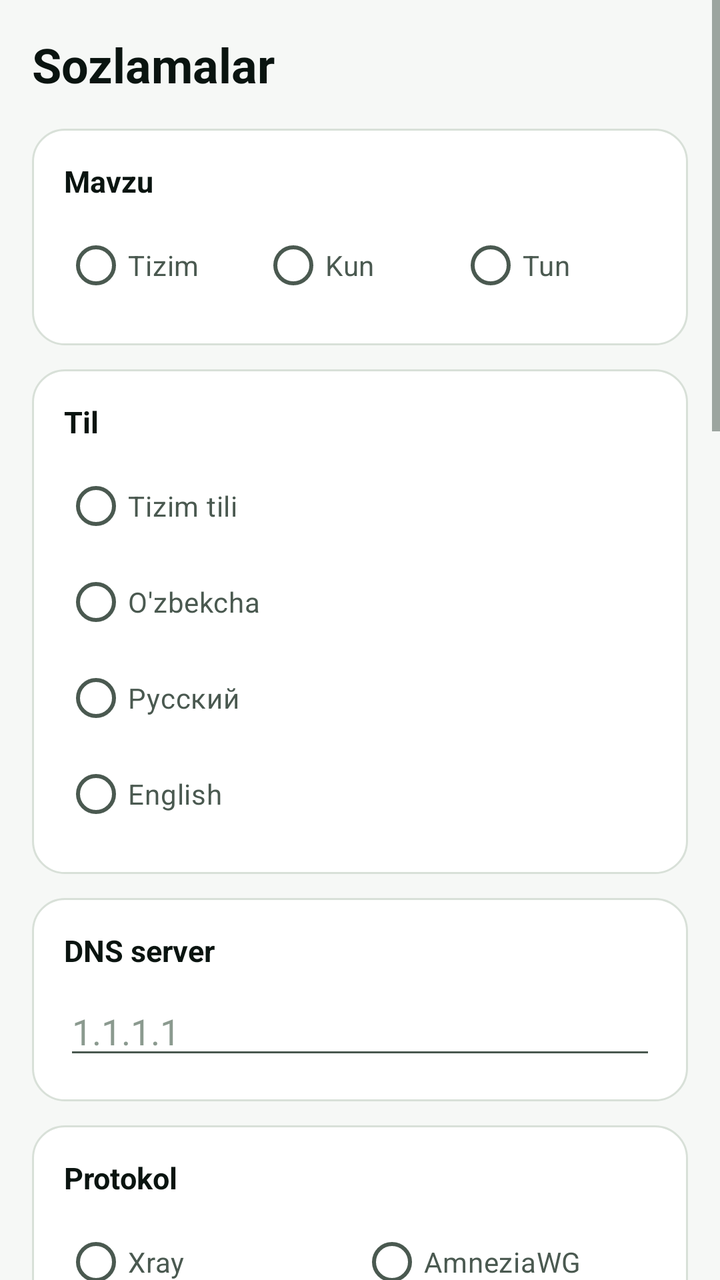
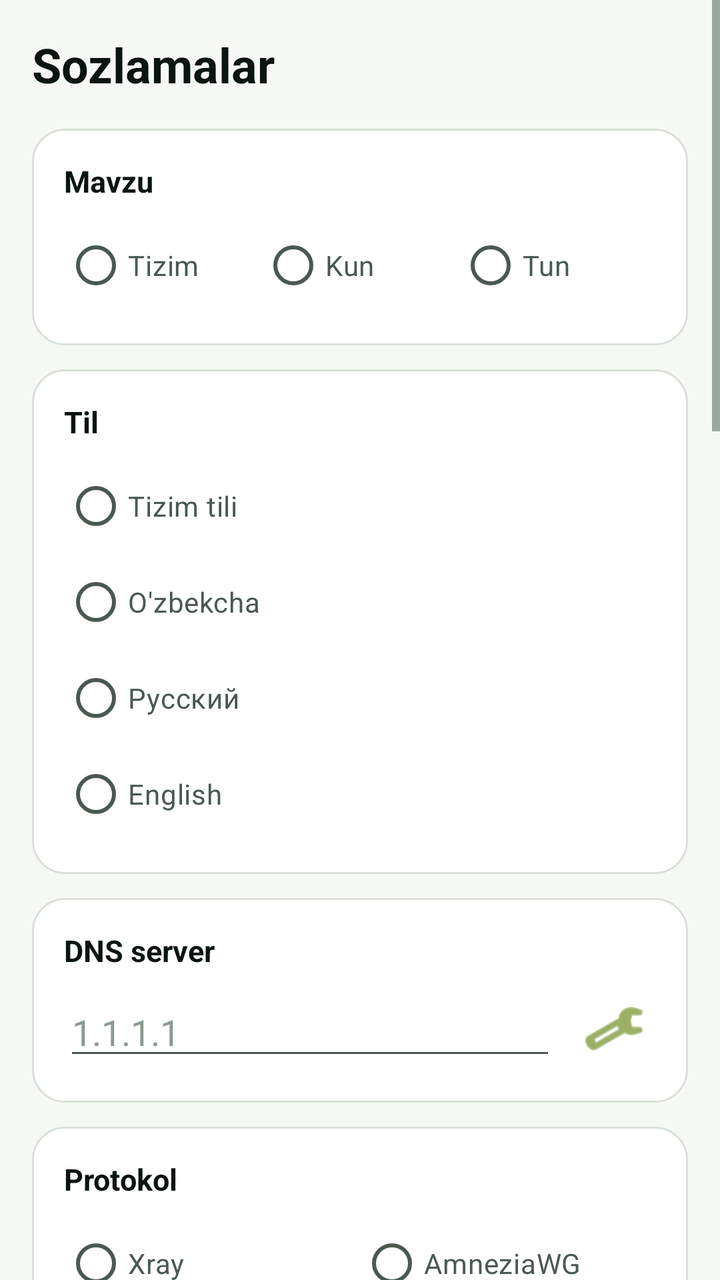

Screens rendered from an Android XML layout before and after an edit, with the pre-edit source and the edit as a unified diff.
<!-- AndroidManifest.xml: application theme Theme.NurVPN -->
<!-- res/layout/fragment_settings.xml -->
<?xml version="1.0" encoding="utf-8"?>
<ScrollView xmlns:android="http://schemas.android.com/apk/res/android"
    android:layout_width="match_parent"
    android:layout_height="match_parent"
    android:background="@color/bg"
    android:fillViewport="true">

    <LinearLayout
        android:layout_width="match_parent"
        android:layout_height="wrap_content"
        android:orientation="vertical"
        android:padding="16dp">

        <TextView
            android:layout_width="match_parent"
            android:layout_height="wrap_content"
            android:text="@string/settings_title"
            android:textColor="@color/text_primary"
            android:textSize="24sp"
            android:textStyle="bold"
            android:layout_marginBottom="16dp"/>

        <LinearLayout
            android:layout_width="match_parent"
            android:layout_height="wrap_content"
            android:orientation="vertical"
            android:background="@drawable/setting_card_bg"
            android:padding="16dp"
            android:layout_marginBottom="12dp">
            <TextView
                android:layout_width="match_parent"
                android:layout_height="wrap_content"
                android:text="@string/settings_theme"
                android:textColor="@color/text_primary"
                android:textSize="15sp"
                android:textStyle="bold"/>
            <RadioGroup
                android:id="@+id/theme_group"
                android:layout_width="match_parent"
                android:layout_height="wrap_content"
                android:orientation="horizontal"
                android:layout_marginTop="8dp">
                <RadioButton
                    android:id="@+id/theme_system"
                    android:layout_width="0dp"
                    android:layout_height="wrap_content"
                    android:layout_weight="1"
                    android:text="@string/theme_system"
                    android:textColor="@color/text_secondary"/>
                <RadioButton
                    android:id="@+id/theme_light"
                    android:layout_width="0dp"
                    android:layout_height="wrap_content"
                    android:layout_weight="1"
                    android:text="@string/theme_light"
                    android:textColor="@color/text_secondary"/>
                <RadioButton
                    android:id="@+id/theme_dark"
                    android:layout_width="0dp"
                    android:layout_height="wrap_content"
                    android:layout_weight="1"
                    android:text="@string/theme_dark"
                    android:textColor="@color/text_secondary"/>
            </RadioGroup>
        </LinearLayout>

        <LinearLayout
            android:layout_width="match_parent"
            android:layout_height="wrap_content"
            android:orientation="vertical"
            android:background="@drawable/setting_card_bg"
            android:padding="16dp"
            android:layout_marginBottom="12dp">
            <TextView
                android:layout_width="match_parent"
                android:layout_height="wrap_content"
                android:text="@string/settings_language"
                android:textColor="@color/text_primary"
                android:textSize="15sp"
                android:textStyle="bold"/>
            <RadioGroup
                android:id="@+id/lang_group"
                android:layout_width="match_parent"
                android:layout_height="wrap_content"
                android:orientation="vertical"
                android:layout_marginTop="8dp">
                <RadioButton
                    android:id="@+id/lang_system"
                    android:layout_width="match_parent"
                    android:layout_height="wrap_content"
                    android:text="@string/lang_system"
                    android:textColor="@color/text_secondary"/>
                <RadioButton
                    android:id="@+id/lang_uz"
                    android:layout_width="match_parent"
                    android:layout_height="wrap_content"
                    android:text="@string/lang_uz"
                    android:textColor="@color/text_secondary"/>
                <RadioButton
                    android:id="@+id/lang_ru"
                    android:layout_width="match_parent"
                    android:layout_height="wrap_content"
                    android:text="@string/lang_ru"
                    android:textColor="@color/text_secondary"/>
                <RadioButton
                    android:id="@+id/lang_en"
                    android:layout_width="match_parent"
                    android:layout_height="wrap_content"
                    android:text="@string/lang_en"
                    android:textColor="@color/text_secondary"/>
            </RadioGroup>
        </LinearLayout>

        <LinearLayout
            android:layout_width="match_parent"
            android:layout_height="wrap_content"
            android:orientation="vertical"
            android:background="@drawable/setting_card_bg"
            android:padding="16dp"
            android:layout_marginBottom="12dp">
            <TextView
                android:layout_width="match_parent"
                android:layout_height="wrap_content"
                android:text="@string/settings_dns"
                android:textColor="@color/text_primary"
                android:textSize="15sp"
                android:textStyle="bold"/>
            <EditText
                android:id="@+id/dns_input"
                android:layout_width="match_parent"
                android:layout_height="wrap_content"
                android:layout_marginTop="8dp"
                android:hint="1.1.1.1"
                android:inputType="text"
                android:textColor="@color/text_primary"
                android:textColorHint="@color/text_tertiary"/>
        </LinearLayout>

        <LinearLayout
            android:layout_width="match_parent"
            android:layout_height="wrap_content"
            android:orientation="vertical"
            android:background="@drawable/setting_card_bg"
            android:padding="16dp"
            android:layout_marginBottom="12dp">
            <TextView
                android:layout_width="match_parent"
                android:layout_height="wrap_content"
                android:text="@string/settings_protocol"
                android:textColor="@color/text_primary"
                android:textSize="15sp"
                android:textStyle="bold"/>
            <RadioGroup
                android:id="@+id/proto_group"
                android:layout_width="match_parent"
                android:layout_height="wrap_content"
                android:orientation="horizontal"
                android:layout_marginTop="8dp">
                <RadioButton
                    android:id="@+id/proto_xray"
                    android:layout_width="0dp"
                    android:layout_height="wrap_content"
                    android:layout_weight="1"
                    android:text="@string/proto_xray"
                    android:textColor="@color/text_secondary"/>
                <RadioButton
                    android:id="@+id/proto_awg"
                    android:layout_width="0dp"
                    android:layout_height="wrap_content"
                    android:layout_weight="1"
                    android:text="@string/proto_amneziawg"
                    android:textColor="@color/text_secondary"/>
            </RadioGroup>
        </LinearLayout>

        <LinearLayout
            android:layout_width="match_parent"
            android:layout_height="wrap_content"
            android:orientation="vertical"
            android:background="@drawable/setting_card_bg"
            android:padding="16dp"
            android:layout_marginBottom="12dp">
            <TextView
                android:layout_width="match_parent"
                android:layout_height="wrap_content"
                android:text="@string/settings_split"
                android:textColor="@color/text_primary"
                android:textSize="15sp"
                android:textStyle="bold"/>
            <TextView
                android:layout_width="match_parent"
                android:layout_height="wrap_content"
                android:layout_marginTop="2dp"
                android:text="@string/settings_split_desc"
                android:textColor="@color/text_tertiary"
                android:textSize="12sp"/>
            <RadioGroup
                android:id="@+id/split_mode_group"
                android:layout_width="match_parent"
                android:layout_height="wrap_content"
                android:orientation="vertical"
                android:layout_marginTop="8dp">
                <RadioButton
                    android:id="@+id/split_all"
                    android:layout_width="match_parent"
                    android:layout_height="wrap_content"
                    android:text="@string/split_all"
                    android:textColor="@color/text_secondary"/>
                <RadioButton
                    android:id="@+id/split_whitelist"
                    android:layout_width="match_parent"
                    android:layout_height="wrap_content"
                    android:text="@string/split_whitelist"
                    android:textColor="@color/text_secondary"/>
                <RadioButton
                    android:id="@+id/split_blacklist"
                    android:layout_width="match_parent"
                    android:layout_height="wrap_content"
                    android:text="@string/split_blacklist"
                    android:textColor="@color/text_secondary"/>
            </RadioGroup>
            <Button
                android:id="@+id/split_select_btn"
                android:layout_width="match_parent"
                android:layout_height="wrap_content"
                android:layout_marginTop="8dp"
                android:text="@string/split_select_apps"/>
        </LinearLayout>

        <LinearLayout
            android:layout_width="match_parent"
            android:layout_height="wrap_content"
            android:orientation="vertical"
            android:background="@drawable/setting_card_bg"
            android:padding="16dp"
            android:layout_marginBottom="12dp">
            <TextView
                android:layout_width="match_parent"
                android:layout_height="wrap_content"
                android:text="@string/settings_security"
                android:textColor="@color/text_primary"
                android:textSize="15sp"
                android:textStyle="bold"/>
            <LinearLayout
                android:layout_width="match_parent"
                android:layout_height="wrap_content"
                android:orientation="horizontal"
                android:layout_marginTop="12dp"
                android:gravity="center_vertical">
                <LinearLayout
                    android:layout_width="0dp"
                    android:layout_height="wrap_content"
                    android:layout_weight="1"
                    android:orientation="vertical">
                    <TextView
                        android:layout_width="match_parent"
                        android:layout_height="wrap_content"
                        android:text="@string/settings_ipv6"
                        android:textColor="@color/text_primary"
                        android:textSize="14sp"
                        android:textStyle="bold"/>
                    <TextView
                        android:layout_width="match_parent"
                        android:layout_height="wrap_content"
                        android:text="@string/settings_ipv6_desc"
                        android:textColor="@color/text_tertiary"
                        android:textSize="11sp"/>
                </LinearLayout>
                <com.google.android.material.materialswitch.MaterialSwitch
                    android:id="@+id/ipv6_switch"
                    android:layout_width="wrap_content"
                    android:layout_height="wrap_content"/>
            </LinearLayout>
            <LinearLayout
                android:layout_width="match_parent"
                android:layout_height="wrap_content"
                android:orientation="horizontal"
                android:layout_marginTop="12dp"
                android:gravity="center_vertical">
                <LinearLayout
                    android:layout_width="0dp"
                    android:layout_height="wrap_content"
                    android:layout_weight="1"
                    android:orientation="vertical">
                    <TextView
                        android:layout_width="match_parent"
                        android:layout_height="wrap_content"
                        android:text="@string/settings_dns_leak"
                        android:textColor="@color/text_primary"
                        android:textSize="14sp"
                        android:textStyle="bold"/>
                    <TextView
                        android:layout_width="match_parent"
                        android:layout_height="wrap_content"
                        android:text="@string/settings_dns_leak_desc"
                        android:textColor="@color/text_tertiary"
                        android:textSize="11sp"/>
                </LinearLayout>
                <com.google.android.material.materialswitch.MaterialSwitch
                    android:id="@+id/dns_leak_switch"
                    android:layout_width="wrap_content"
                    android:layout_height="wrap_content"/>
            </LinearLayout>
            <Button
                android:id="@+id/leak_test_btn"
                android:layout_width="match_parent"
                android:layout_height="wrap_content"
                android:layout_marginTop="12dp"
                android:text="@string/settings_leak_test"/>
            <LinearLayout
                android:id="@+id/leak_result"
                android:layout_width="match_parent"
                android:layout_height="wrap_content"
                android:orientation="vertical"
                android:layout_marginTop="8dp"
                android:visibility="gone"
                android:background="@drawable/item_bg"
                android:padding="12dp">
                <TextView
                    android:id="@+id/leak_ipv4"
                    android:layout_width="match_parent"
                    android:layout_height="wrap_content"
                    android:textColor="@color/text_primary"
                    android:textSize="12sp"/>
                <TextView
                    android:id="@+id/leak_ipv6"
                    android:layout_width="match_parent"
                    android:layout_height="wrap_content"
                    android:layout_marginTop="4dp"
                    android:textColor="@color/text_primary"
                    android:textSize="12sp"/>
                <TextView
                    android:id="@+id/leak_dns"
                    android:layout_width="match_parent"
                    android:layout_height="wrap_content"
                    android:layout_marginTop="4dp"
                    android:textColor="@color/text_primary"
                    android:textSize="12sp"/>
            </LinearLayout>
        </LinearLayout>

        <LinearLayout
            android:layout_width="match_parent"
            android:layout_height="wrap_content"
            android:orientation="vertical"
            android:background="@drawable/setting_card_bg"
            android:padding="16dp"
            android:layout_marginBottom="12dp">
            <TextView
                android:layout_width="match_parent"
                android:layout_height="wrap_content"
                android:text="@string/awg_edit_title"
                android:textColor="@color/text_primary"
                android:textSize="15sp"
                android:textStyle="bold"/>
            <TextView
                android:layout_width="match_parent"
                android:layout_height="wrap_content"
                android:layout_marginTop="2dp"
                android:text="@string/awg_preset_hint"
                android:textColor="@color/text_tertiary"
                android:textSize="12sp"/>
            <Button
                android:id="@+id/awg_editor_btn"
                android:layout_width="match_parent"
                android:layout_height="wrap_content"
                android:layout_marginTop="8dp"
                android:text="@string/editor_edit"/>
        </LinearLayout>

        
        <LinearLayout
            android:layout_width="match_parent"
            android:layout_height="wrap_content"
            android:orientation="vertical"
            android:background="@drawable/bg_card"
            android:padding="14dp"
            android:layout_marginTop="10dp">

            <TextView
                android:layout_width="match_parent"
                android:layout_height="wrap_content"
                android:text="@string/settings_dedup_title"
                android:textColor="@color/text_primary"
                android:textSize="15sp"
                android:textStyle="bold"/>

            <TextView
                android:layout_width="match_parent"
                android:layout_height="wrap_content"
                android:layout_marginTop="2dp"
                android:text="@string/settings_dedup_desc"
                android:textColor="@color/text_tertiary"
                android:textSize="12sp"/>

            <Button
                android:id="@+id/dedup_btn"
                android:layout_width="match_parent"
                android:layout_height="wrap_content"
                android:layout_marginTop="10dp"
                android:text="@string/settings_dedup_btn"/>
        </LinearLayout>


        <LinearLayout
            android:layout_width="match_parent"
            android:layout_height="wrap_content"
            android:orientation="horizontal"
            android:background="@drawable/setting_card_bg"
            android:padding="16dp"
            android:layout_marginBottom="12dp"
            android:gravity="center_vertical">
            <LinearLayout
                android:layout_width="0dp"
                android:layout_height="wrap_content"
                android:layout_weight="1"
                android:orientation="vertical">
                <TextView
                    android:layout_width="match_parent"
                    android:layout_height="wrap_content"
                    android:text="@string/settings_kill_switch"
                    android:textColor="@color/text_primary"
                    android:textSize="15sp"
                    android:textStyle="bold"/>
                <TextView
                    android:layout_width="match_parent"
                    android:layout_height="wrap_content"
                    android:layout_marginTop="2dp"
                    android:text="@string/settings_kill_switch_desc"
                    android:textColor="@color/text_tertiary"
                    android:textSize="12sp"/>
            </LinearLayout>
            <com.google.android.material.materialswitch.MaterialSwitch
                android:id="@+id/kill_switch"
                android:layout_width="wrap_content"
                android:layout_height="wrap_content"/>
        </LinearLayout>

        <LinearLayout
            android:layout_width="match_parent"
            android:layout_height="wrap_content"
            android:orientation="vertical"
            android:background="@drawable/setting_card_bg"
            android:padding="16dp"
            android:layout_marginBottom="12dp">
            <TextView
                android:layout_width="match_parent"
                android:layout_height="wrap_content"
                android:text="@string/ai_learning"
                android:textColor="@color/text_primary"
                android:textSize="15sp"
                android:textStyle="bold"/>
            <LinearLayout
                android:layout_width="match_parent"
                android:layout_height="wrap_content"
                android:orientation="horizontal"
                android:layout_marginTop="8dp">
                <Button
                    android:id="@+id/ai_reset"
                    android:layout_width="0dp"
                    android:layout_height="wrap_content"
                    android:layout_weight="1"
                    android:layout_marginEnd="6dp"
                    android:text="@string/settings_ai_reset"
                    android:textSize="12sp"/>
                <Button
                    android:id="@+id/ai_export"
                    android:layout_width="0dp"
                    android:layout_height="wrap_content"
                    android:layout_weight="1"
                    android:layout_marginStart="6dp"
                    android:text="@string/settings_ai_export"
                    android:textSize="12sp"/>
            </LinearLayout>
        </LinearLayout>

        <LinearLayout
            android:layout_width="match_parent"
            android:layout_height="wrap_content"
            android:orientation="vertical"
            android:background="@drawable/setting_card_bg"
            android:padding="16dp">
            <TextView
                android:layout_width="match_parent"
                android:layout_height="wrap_content"
                android:text="@string/settings_about"
                android:textColor="@color/text_primary"
                android:textSize="15sp"
                android:textStyle="bold"/>
            <TextView
                android:id="@+id/about_version"
                android:layout_width="match_parent"
                android:layout_height="wrap_content"
                android:layout_marginTop="6dp"
                android:text="@string/settings_version"
                android:textColor="@color/text_secondary"
                android:textSize="13sp"/>
        </LinearLayout>
            
        <LinearLayout
            android:layout_width="match_parent"
            android:layout_height="wrap_content"
            android:orientation="vertical"
            android:background="@drawable/setting_card_bg"
            android:padding="16dp"
            android:layout_marginBottom="12dp">

            <TextView
                android:layout_width="match_parent"
                android:layout_height="wrap_content"
                android:text="@string/settings_open_sources"
                android:textColor="@color/text_primary"
                android:textSize="15sp"
                android:textStyle="bold"/>

            <TextView
                android:layout_width="match_parent"
                android:layout_height="wrap_content"
                android:text="@string/open_source_hint"
                android:textColor="@color/text_secondary"
                android:textSize="12sp"
                android:layout_marginTop="4dp"
                android:layout_marginBottom="4dp"/>

            <LinearLayout
                android:id="@+id/open_source_container"
                android:layout_width="match_parent"
                android:layout_height="wrap_content"
                android:orientation="vertical"/>
        </LinearLayout>

</LinearLayout>
</ScrollView>
<!-- resources referenced by this layout -->
<resources>
  <color name="bg">#FFF6F8F6</color>
  <color name="text_primary">#FF0A1410</color>
  <color name="text_secondary">#FF4A5950</color>
  <color name="text_tertiary">#FF8B9A8F</color>
  <!-- drawable item_bg (drawable) -->
  <?xml version="1.0" encoding="utf-8"?>
  <shape xmlns:android="http://schemas.android.com/apk/res/android"
      android:shape="rectangle">
      <solid android:color="@color/card_bg"/>
      <stroke android:width="1dp" android:color="@color/card_border"/>
      <corners android:radius="12dp"/>
  </shape>
  <string name="ai_learning">AI Learning</string>
  <string name="awg_edit_title">AWG config tahrirlash</string>
  <string name="awg_preset_hint">Port, Jc, MTU (Beeline uchun)</string>
  <string name="editor_edit">Tahrirlash</string>
  <string name="lang_en">English</string>
  <string name="lang_ru">Русский</string>
  <string name="lang_system">Tizim tili</string>
  <string name="lang_uz">O\'zbekcha</string>
  <string name="open_source_hint">Quyidagi bepul obunalardan birini yoqing — serverlar avtomatik yuklanadi.</string>
  <string name="proto_amneziawg">AmneziaWG</string>
  <string name="proto_xray">Xray</string>
  <string name="settings_about">Ilova haqida</string>
  <string name="settings_ai_export">AI eksport</string>
  <string name="settings_ai_reset">AI reset</string>
  <string name="settings_dedup_btn">Tozalash</string>
  <string name="settings_dedup_desc">Bir xil serverlarni o\'chirish</string>
  <string name="settings_dedup_title">Dublikatlarni tozalash</string>
  <string name="settings_dns">DNS server</string>
  <string name="settings_dns_leak">DNS leak himoyasi</string>
  <string name="settings_dns_leak_desc">DNS faqat VPN orqali</string>
  <string name="settings_ipv6">IPv6 bloklash</string>
  <string name="settings_ipv6_desc">IPv6 sizishini oldini oladi</string>
  <string name="settings_kill_switch">Kill Switch</string>
  <string name="settings_kill_switch_desc">VPN uzilsa internet o\'chadi</string>
  <string name="settings_language">Til</string>
  <string name="settings_leak_test">Tekshirish</string>
  <string name="settings_open_sources">Ochiq manbalar</string>
  <string name="settings_protocol">Protokol</string>
  <string name="settings_security">🔒 Xavfsizlik</string>
  <string name="settings_split">Split tunneling</string>
  <string name="settings_split_desc">Qaysi ilovalar VPN orqali ishlaydi</string>
  <string name="settings_theme">Mavzu</string>
  <string name="settings_title">Sozlamalar</string>
  <string name="settings_version">Versiya</string>
  <string name="split_all">Barcha ilovalar (VPN)</string>
  <string name="split_blacklist">Tanlanganlardan boshqa</string>
  <string name="split_select_apps">Ilovalarni tanlash</string>
  <string name="split_whitelist">Faqat tanlanganlar</string>
  <string name="theme_dark">Tun</string>
  <string name="theme_light">Kun</string>
  <string name="theme_system">Tizim</string>
  <color name="card_bg">#FFFFFFFF</color>
  <color name="card_border">#FFD8E0D8</color>
  <color name="accent">#FF5A7A00</color>
  <color name="on_accent">#FFFFFFFF</color>
  <color name="accent_dim">#FF8FA820</color>
  <color name="surface_variant">#FFEDF3ED</color>
  <color name="divider">#FFD8E0D8</color>
  <color name="danger">#FFC0392B</color>
  <color name="nav_bg">#FFFFFFFF</color>
  <color name="nav_ripple">#335A7A00</color>
  <style name="NV.BottomNav.Indicator" parent="Widget.Material3.BottomNavigationView.ActiveIndicator">
          <item name="android:color">@color/nav_indicator</item>
          <item name="android:width">56dp</item>
          <item name="android:height">32dp</item>
      </style>
  <color name="accent_ripple">#335A7A00</color>
  <color name="nav_indicator">#1F5A7A00</color>
</resources>

<!-- the commit's change to res/layout/fragment_settings.xml (unified diff, before → after) -->
@@ -125,15 +125,33 @@
                 android:textColor="@color/text_primary"
                 android:textSize="15sp"
                 android:textStyle="bold"/>
-            <EditText
-                android:id="@+id/dns_input"
+            <LinearLayout
                 android:layout_width="match_parent"
                 android:layout_height="wrap_content"
                 android:layout_marginTop="8dp"
-                android:hint="1.1.1.1"
-                android:inputType="text"
-                android:textColor="@color/text_primary"
-                android:textColorHint="@color/text_tertiary"/>
+                android:orientation="horizontal"
+                android:gravity="center_vertical">
+
+                <EditText
+                    android:id="@+id/dns_input"
+                    android:layout_width="0dp"
+                    android:layout_height="wrap_content"
+                    android:layout_weight="1"
+                    android:hint="1.1.1.1"
+                    android:inputType="text"
+                    android:textColor="@color/text_primary"
+                    android:textColorHint="@color/text_tertiary"/>
+
+                <ImageButton
+                    android:id="@+id/dns_picker_btn"
+                    android:layout_width="42dp"
+                    android:layout_height="42dp"
+                    android:layout_marginStart="8dp"
+                    android:background="?android:attr/selectableItemBackgroundBorderless"
+                    android:src="@android:drawable/ic_menu_preferences"
+                    android:contentDescription="@string/dns_select"
+                    android:tint="@color/accent"/>
+            </LinearLayout>
         </LinearLayout>
 
         <LinearLayout
<!-- resource entries referenced after the edit -->
@@ -1,5 +1,6 @@
 <!-- resources referenced by this layout -->
 <resources>
+  <color name="accent">#FF5A7A00</color>
   <color name="bg">#FFF6F8F6</color>
   <color name="text_primary">#FF0A1410</color>
   <color name="text_secondary">#FF4A5950</color>
@@ -15,6 +16,7 @@
   <string name="ai_learning">AI Learning</string>
   <string name="awg_edit_title">AWG config tahrirlash</string>
   <string name="awg_preset_hint">Port, Jc, MTU (Beeline uchun)</string>
+  <string name="dns_select">DNS tanlash</string>
   <string name="editor_edit">Tahrirlash</string>
   <string name="lang_en">English</string>
   <string name="lang_ru">Русский</string>
@@ -55,7 +57,6 @@
   <string name="theme_system">Tizim</string>
   <color name="card_bg">#FFFFFFFF</color>
   <color name="card_border">#FFD8E0D8</color>
-  <color name="accent">#FF5A7A00</color>
   <color name="on_accent">#FFFFFFFF</color>
   <color name="accent_dim">#FF8FA820</color>
   <color name="surface_variant">#FFEDF3ED</color>
